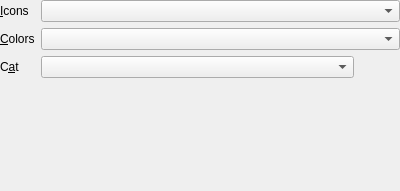
Qt form launcher/ui/widgets/ThemeCustomizationWidget.ui (FreesmTeam/FreesmLauncher) before a commit.
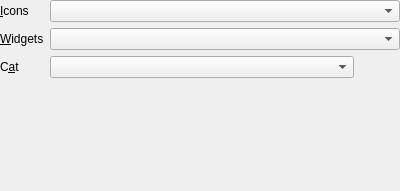
The same form after that commit. Icons and pictures are not drawn.

Commit message: Colors->Widgets

```diff
--- a/launcher/ui/widgets/ThemeCustomizationWidget.ui
+++ b/launcher/ui/widgets/ThemeCustomizationWidget.ui
@@ -55,7 +55,7 @@
    <item row="1" column="0">
     <widget class="QLabel" name="widgetThemeLabel">
      <property name="text">
-      <string>&amp;Colors</string>
+      <string>&amp;Widgets</string>
      </property>
      <property name="buddy">
       <cstring>widgetStyleComboBox</cstring>
```
